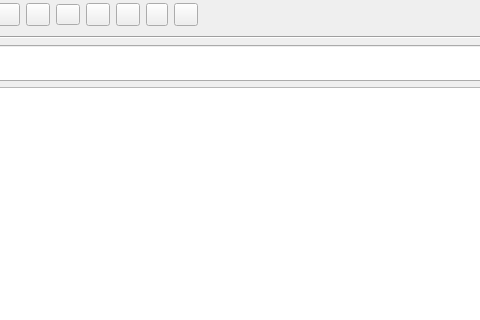
Old version of the form App/windows/mainwindow.ui in the repository kevinWu7/LifeNote; both pictures show x 160 to 640 and y 0 to 320 of the 847 by 570 pixel window.
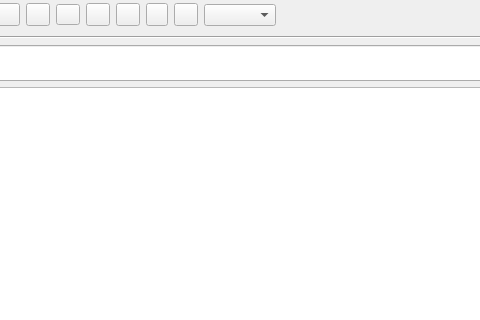
New version of the form.

Commit message: realize function:titleBar add fontComboBox

Diff of the .ui file:
```diff
--- a/App/windows/mainwindow.ui
+++ b/App/windows/mainwindow.ui
@@ -339,6 +339,28 @@
                </property>
               </widget>
              </item>
+             <item>
+              <widget class="QComboBox" name="fontComboBox">
+               <property name="sizePolicy">
+                <sizepolicy hsizetype="Fixed" vsizetype="Fixed">
+                 <horstretch>0</horstretch>
+                 <verstretch>0</verstretch>
+                </sizepolicy>
+               </property>
+               <property name="minimumSize">
+                <size>
+                 <width>0</width>
+                 <height>0</height>
+                </size>
+               </property>
+               <property name="maximumSize">
+                <size>
+                 <width>75</width>
+                 <height>16777215</height>
+                </size>
+               </property>
+              </widget>
+             </item>
              <item>
               <spacer name="titleBarSpacer">
                <property name="orientation">
```
The commit also changes 4 other files.
